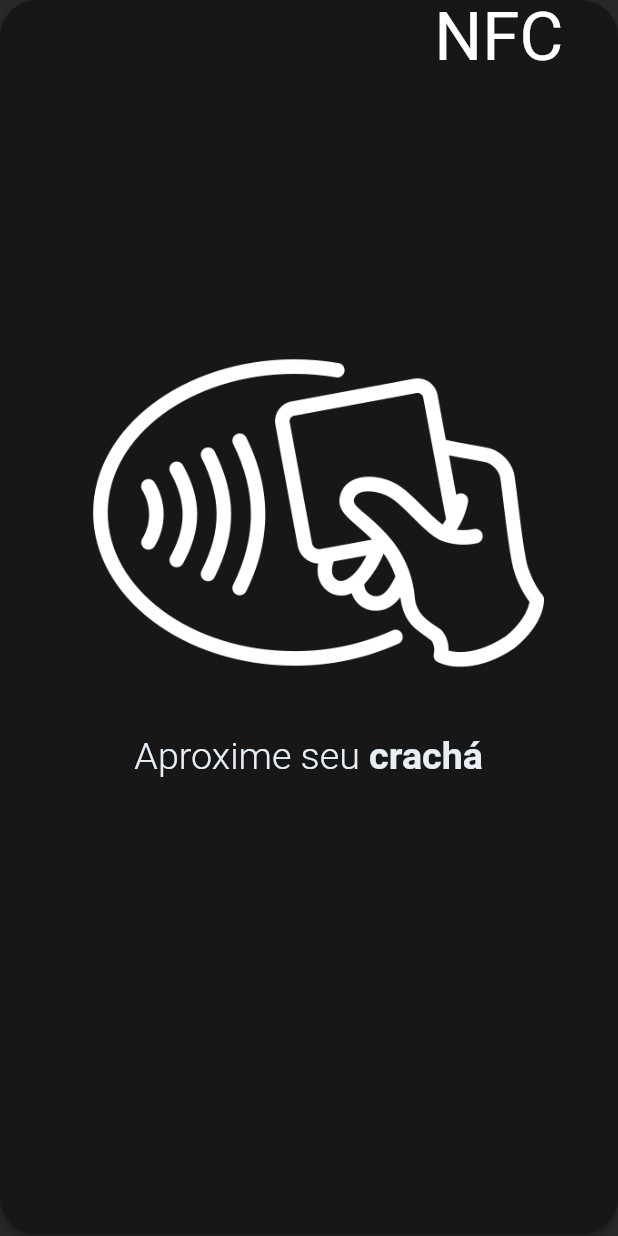
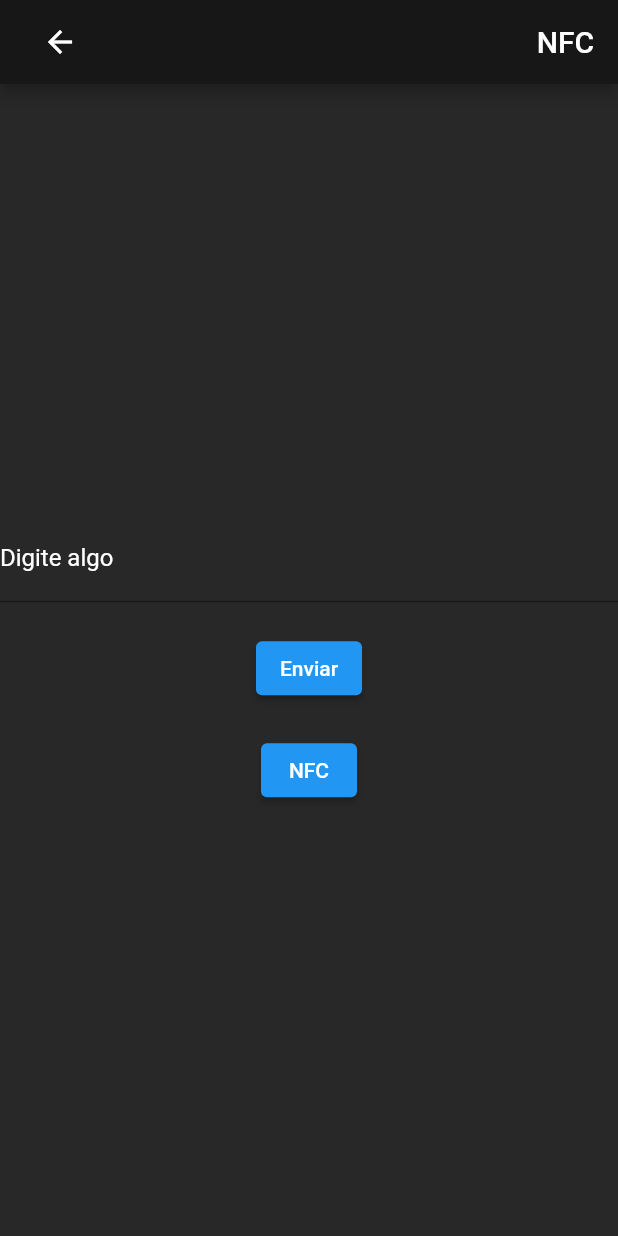
Before and after one commit to buildchef/nfc, a Flutter app: the screen it shows after launch, on a phone screen of 412 x 824 dp. Run offline on Flutter 3.47's test engine with Material 2 defaults, Android fonts, the phone set to English and light mode, and no system bars; our stand-ins replace fluttertoast; missing offline and left inert: nfc_manager; Roboto replaces fonts that are missing (Montserrat, NATS).

```diff
--- a/lib/main.dart
+++ b/lib/main.dart
@@ -1,7 +1,5 @@
 import 'package:flutter/material.dart';
-import 'package:nfc_manager/nfc_manager.dart';
-import 'package:fluttertoast/fluttertoast.dart';
-
+import 'pages/nfc.dart';
 
 void main() {
   runApp(MyApp());
@@ -11,159 +9,194 @@ class MyApp extends StatelessWidget {
   @override
   Widget build(BuildContext context) {
     return MaterialApp(
-      home: MyHomePage(),
+      home: MyCustomScreen(),
+      theme: ThemeData(
+        scaffoldBackgroundColor: Color(0xFF282828),
+        appBarTheme: AppBarTheme(
+          backgroundColor: Color(0xFF171717),
+        ),
+        textTheme: TextTheme(
+          bodyText1: TextStyle(color: Colors.white),
+          bodyText2: TextStyle(color: Colors.white),
+        ),
+      ),
     );
   }
 }
 
-class MyHomePage extends StatefulWidget {
+class MyCustomScreen extends StatelessWidget {
+  final TextEditingController _textController = TextEditingController();
+
   @override
-  _MyHomePageState createState() => _MyHomePageState();
+  Widget build(BuildContext context) {
+    return Scaffold(
+      appBar: AppBar(
+        title: Row(
+          mainAxisAlignment: MainAxisAlignment.spaceBetween,
+          children: [
+            IconButton(
+              icon: Icon(
+                Icons.arrow_back,
+                color: Colors.white,
+              ),
+              onPressed: () {
+                Navigator.pop(context);
+              },
+            ),
+            Text(
+              'NFC',
+              style: TextStyle(color: Colors.white),
+            ),
+          ],
+        ),
+      ),
+      body: Column(
+        mainAxisAlignment: MainAxisAlignment.center,
+        children: [
+          TextField(
+            controller: _textController,
+            decoration: InputDecoration(
+              labelText: 'Digite algo',
+              labelStyle: TextStyle(color: Colors.white),
+            ),
+            style: TextStyle(color: Colors.white),
+          ),
+          SizedBox(height: 20.0),
+          ElevatedButton(
+            onPressed: () async {
+              String userInput = _textController.text.trim();
+              await _handleButtonPress(context, userInput);
+            },
+            child: Text('Enviar'),
+          ),
+          SizedBox(height: 20.0),
+          ElevatedButton(
+            onPressed: () {
+              Navigator.push(
+                context,
+                MaterialPageRoute(builder: (context) => NFCScreen()),
+              );
+            },
+            child: Text('NFC'),
+          ),
+        ],
+      ),
+    );
+  }
+
+  Future<void> _handleButtonPress(BuildContext context, String userInput) async {
+    await Navigator.push(
+      context,
+      MaterialPageRoute(
+        builder: (context) => MyLoadingScreen(
+          simulateError: userInput != '123',
+        ),
+      ),
+    );
+  }
 }
 
-class _MyHomePageState extends State<MyHomePage> {
-  final NfcManager nfcManager = NfcManager.instance;
+class MyLoadingScreen extends StatefulWidget {
+  final bool simulateError;
 
+  MyLoadingScreen({required this.simulateError});
+
+  @override
+  _MyLoadingScreenState createState() => _MyLoadingScreenState();
+}
+
+class _MyLoadingScreenState extends State<MyLoadingScreen> {
   @override
   void initState() {
     super.initState();
-    startNFCSession();
+    _init();
   }
 
-  void startNFCSession() async {
-    bool isAvailable = await nfcManager.isAvailable();
-    if (isAvailable) {
-      nfcManager.startSession(
-        onDiscovered: (NfcTag tag) async {
-          Fluttertoast.showToast(msg: 'Cartão NFC reconhecido');
-        },
+  // Função que simula um processo assíncrono de 5 segundos
+  Future<void> _simulateLoading() async {
+    await Future.delayed(Duration(seconds: 5));
+  }
+
+  _init() async {
+    await _simulateLoading();
+
+    if (widget.simulateError) {
+      Navigator.pushReplacement(
+        context,
+        MaterialPageRoute(builder: (context) => ErrorScreen()),
+      );
+    } else {
+      Navigator.pushReplacement(
+        context,
+        MaterialPageRoute(builder: (context) => SuccessScreen()),
       );
     }
   }
 
   @override
-  void dispose() {
-    super.dispose();
-    nfcManager.stopSession();
+  Widget build(BuildContext context) {
+    return WillPopScope(
+      onWillPop: () async => false,
+      child: Scaffold(
+        appBar: AppBar(
+          title: Row(
+            mainAxisAlignment: MainAxisAlignment.spaceBetween,
+            children: [
+              Container(),
+              Text(
+                'NFC',
+                style: TextStyle(color: Colors.white),
+              ),
+            ],
+          ),
+        ),
+        body: Center(
+          child: Column(
+            mainAxisAlignment: MainAxisAlignment.center,
+            children: [
+              CircularProgressIndicator(),
+              SizedBox(height: 16.0),
+              Text(
+                'Aguarde enquanto registramos seu ponto...',
+                style: TextStyle(color: Colors.white),
+              ),
+            ],
+          ),
+        ),
+      ),
+    );
   }
+}
 
+class SuccessScreen extends StatelessWidget {
   @override
   Widget build(BuildContext context) {
-    final screenWidth = MediaQuery.of(context).size.width;
-    final screenHeight = MediaQuery.of(context).size.height;
-
     return Scaffold(
-      body: Container(
-        width: screenWidth,
-        height: screenHeight,
-        clipBehavior: Clip.antiAlias,
-        decoration: BoxDecoration(color: Color(0xFF282828)),
-        child: Stack(
+      appBar: AppBar(
+        title: Row(
+          mainAxisAlignment: MainAxisAlignment.spaceBetween,
           children: [
-            Positioned(
-              left: 0,
-              top: 0,
-              child: Container(
-                width: screenWidth,
-                height: screenHeight - 1,
-                decoration: BoxDecoration(
-                  color: Color(0xFF171717),
-                  borderRadius: BorderRadius.circular(screenWidth * 0.06),
-                  boxShadow: [
-                    BoxShadow(
-                      color: Color(0x3F000000),
-                      blurRadius: screenWidth * 0.009,
-                      offset: Offset(0, screenWidth * 0.009),
-                      spreadRadius: 0,
-                    ),
-                  ],
-                ),
-              ),
+            Container(),
+            Text(
+              'NFC',
+              style: TextStyle(color: Colors.white),
             ),
-            Positioned(
-              left: screenWidth * 0.107,
-              top: screenHeight * 0.603,
-              child: SizedBox(
-                width: screenWidth * 0.785,
-                height: screenHeight * 0.04,
-                child: Text.rich(
-                  TextSpan(
-                    children: [
-                      TextSpan(
-                        text: 'Aproxime seu ',
-                        style: TextStyle(
-                          color: Color(0xFFE6EFF6),
-                          fontSize: screenWidth * 0.061,
-                          fontFamily: 'Montserrat',
-                          fontWeight: FontWeight.w300,
-                          height: screenHeight * 0.001,
-                        ),
-                      ),
-                      TextSpan(
-                        text: 'crachá',
-                        style: TextStyle(
-                          color: Color(0xFFE6EFF6),
-                          fontSize: screenWidth * 0.061,
-                          fontFamily: 'Montserrat',
-                          fontWeight: FontWeight.w700,
-                          height: screenHeight * 0.001,
-                        ),
-                      ),
-                    ],
-                  ),
-                  textAlign: TextAlign.center,
-                ),
-              ),
+          ],
+        ),
+      ),
+      body: Center(
+        child: Column(
+          mainAxisAlignment: MainAxisAlignment.center,
+          children: [
+            Icon(
+              Icons.check_circle,
+              color: Colors.green,
+              size: 50.0,
             ),
-            Positioned(
-              left: screenWidth * 0.139,
-              top: screenHeight * 0.226,
-              child: Container(
-                width: screenWidth * 0.753,
-                height: screenWidth * 0.753,
-                decoration: BoxDecoration(
-                  image: DecorationImage(
-                    image: AssetImage('assets/images/nfc.png'),
-                    fit: BoxFit.fill,
-                  ),
-                ),
-              ),
-            ),
-            Positioned(
-              left: screenWidth * 0.068,
-              top: screenHeight * 0.024,
-              child: Container(
-                width: screenWidth * 0.073,
-                height: screenWidth * 0.073,
-                clipBehavior: Clip.antiAlias,
-                decoration: BoxDecoration(),
-                child: Stack(
-                  children: [],
-                ),
-              ),
-            ),
-            Positioned(
-              left: screenWidth * 0.583,
-              top: screenHeight * 0.013,
-              child: SizedBox(
-                width: screenWidth * 0.448,
-                child: Text(
-                  'NFC',
-                  textAlign: TextAlign.center,
-                  style: TextStyle(
-                    color: Colors.white,
-                    fontSize: screenWidth * 0.109,
-                    fontFamily: 'NATS',
-                    fontWeight: FontWeight.w400,
-                    height: screenHeight * 0.001,
-                  ),
-                ),
-              ),
-            ),
-            Positioned(
-              left: screenWidth * 0.174,
-              top: screenHeight * 0.089,
-              child: Container(width: screenWidth * 0.647, height: screenHeight * 0.079),
+            SizedBox(height: 10.0),
+            Text(
+              'Ponto registrado com sucesso!',
+              style: TextStyle(fontSize: 16.0),
             ),
           ],
         ),
@@ -171,3 +204,40 @@ class _MyHomePageState extends State<MyHomePage> {
     );
   }
 }
+
+class ErrorScreen extends StatelessWidget {
+  @override
+  Widget build(BuildContext context) {
+    return Scaffold(
+      appBar: AppBar(
+        title: Row(
+          mainAxisAlignment: MainAxisAlignment.spaceBetween,
+          children: [
+            Container(),
+            Text(
+              'NFC',
+              style: TextStyle(color: Colors.white),
+            ),
+          ],
+        ),
+      ),
+      body: Center(
+        child: Column(
+          mainAxisAlignment: MainAxisAlignment.center,
+          children: [
+            Icon(
+              Icons.error,
+              color: Colors.red,
+              size: 50.0,
+            ),
+            SizedBox(height: 10.0),
+            Text(
+              'Algo deu errado... Tente novamente mais tarde.',
+              style: TextStyle(fontSize: 16.0),
+            ),
+          ],
+        ),
+      ),
+    );
+  }
+}
```
Also changed, not shown: lib/pages/nfc.dart (added, +103 -0 lines), assets/images/teste.png (deleted), assets/images/verifica.png (added).
